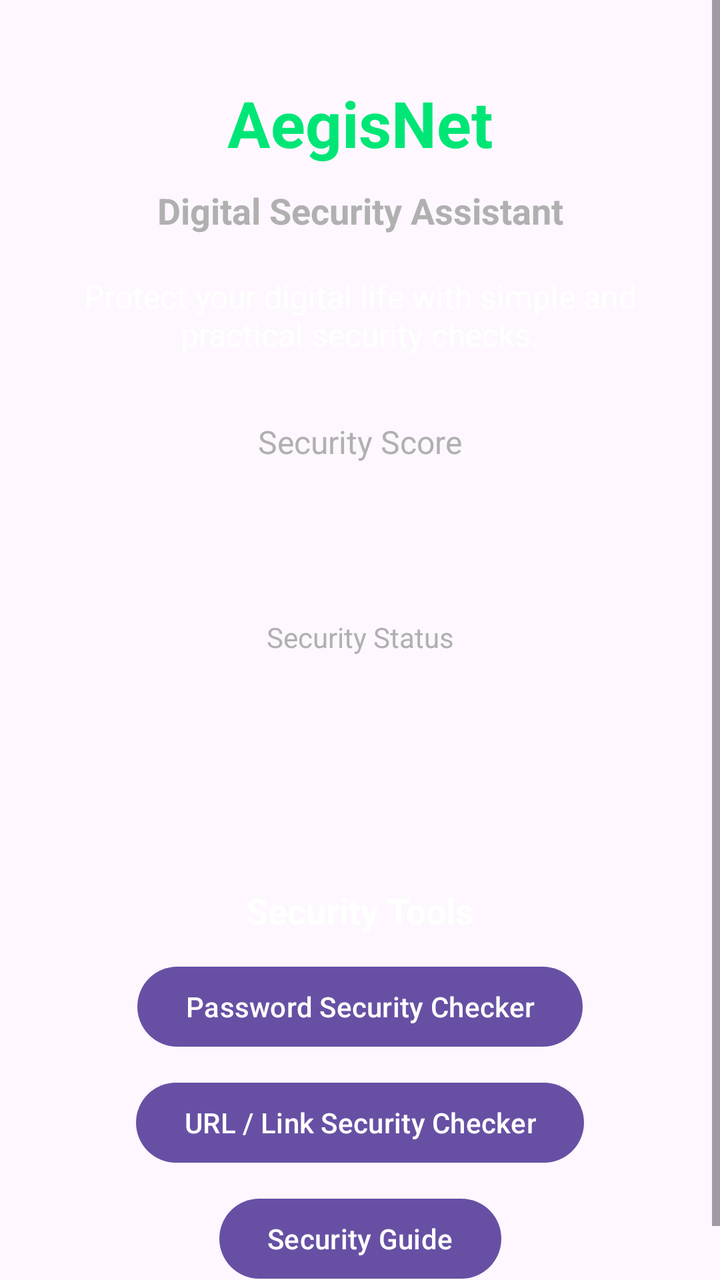
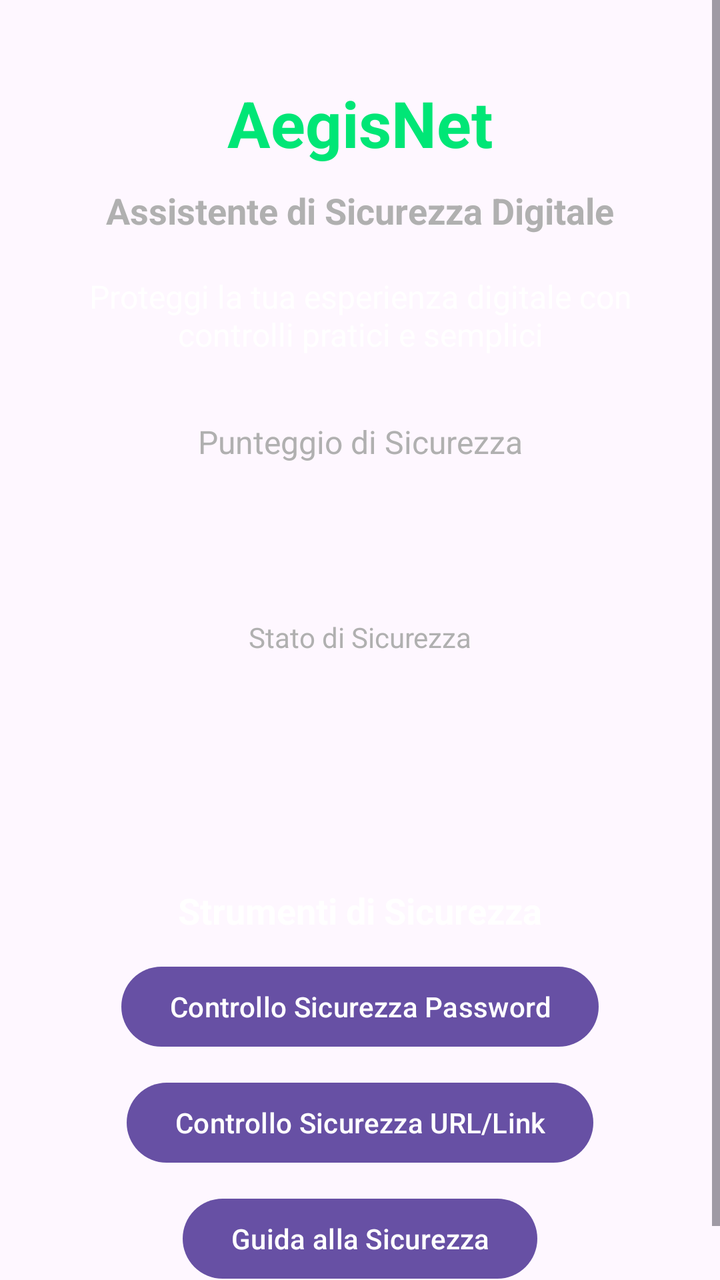

Screens rendered from an Android XML layout before and after an edit, with the pre-edit source and the edit as a unified diff.
<!-- AndroidManifest.xml: application theme Theme.AegisNet -->
<!-- res/layout/main_activity_layout.xml -->
<?xml version="1.0" encoding="utf-8"?>
<ScrollView
    xmlns:android="http://schemas.android.com/apk/res/android"
    xmlns:app="http://schemas.android.com/apk/res-auto"
    xmlns:tools="http://schemas.android.com/tools"
    android:layout_width="match_parent"
    android:layout_height="match_parent"
    android:fillViewport="true">

    <androidx.constraintlayout.widget.ConstraintLayout
        android:layout_width="match_parent"
        android:layout_height="wrap_content"
        android:padding="25dp">

        <TextView
            android:id="@+id/tvAppTitle"
            android:layout_width="wrap_content"
            android:layout_height="wrap_content"
            android:text="@string/app_name"
            android:textColor="@color/aegis_green"
            android:textSize="32sp"
            android:textStyle="bold"
            app:layout_constraintEnd_toEndOf="parent"
            app:layout_constraintStart_toStartOf="parent"
            app:layout_constraintTop_toTopOf="parent"
            android:layout_marginTop="15dp" />

        <TextView
            android:id="@+id/tvSubtitle"
            android:layout_width="wrap_content"
            android:layout_height="wrap_content"
            android:text="@string/main_subtitle"
            android:textColor="@color/aegis_gray"
            android:textSize="18sp"
            android:textStyle="bold"
            app:layout_constraintEnd_toEndOf="parent"
            app:layout_constraintStart_toStartOf="parent"
            app:layout_constraintTop_toBottomOf="@id/tvAppTitle"
            android:layout_marginTop="10dp" />

        <TextView
            android:id="@+id/tvDescription"
            android:layout_width="0dp"
            android:layout_height="wrap_content"
            android:gravity="center"
            android:text="@string/main_description"
            android:textColor="@color/aegis_white"
            android:textSize="16sp"
            app:layout_constraintEnd_toEndOf="parent"
            app:layout_constraintStart_toStartOf="parent"
            app:layout_constraintTop_toBottomOf="@id/tvSubtitle"
            android:layout_marginTop="20dp" />

        <TextView
            android:id="@+id/tvScoreLabel"
            android:layout_width="wrap_content"
            android:layout_height="wrap_content"
            android:text="@string/security_score_label"
            android:textColor="@color/aegis_gray"
            android:textSize="16sp"
            app:layout_constraintEnd_toEndOf="parent"
            app:layout_constraintStart_toStartOf="parent"
            app:layout_constraintTop_toBottomOf="@id/tvDescription"
            android:layout_marginTop="32dp" />

        <TextView
            android:id="@+id/tvSecurityScore"
            android:layout_width="wrap_content"
            android:layout_height="wrap_content"
            android:textColor="@color/aegis_green"
            android:textSize="52sp"
            android:textStyle="bold"
            app:layout_constraintEnd_toEndOf="parent"
            app:layout_constraintStart_toStartOf="parent"
            app:layout_constraintTop_toBottomOf="@id/tvScoreLabel"
            android:layout_marginTop="4dp" />

        <TextView
            android:id="@+id/tvStatusLabel"
            android:layout_width="wrap_content"
            android:layout_height="wrap_content"
            android:text="@string/security_status_label"
            android:textColor="@color/aegis_gray"
            android:textSize="14sp"
            app:layout_constraintEnd_toEndOf="parent"
            app:layout_constraintStart_toStartOf="parent"
            app:layout_constraintTop_toBottomOf="@id/tvSecurityScore"
            android:layout_marginTop="4dp" />

        <TextView
            android:id="@+id/tvSecurityStatus"
            android:layout_width="wrap_content"
            android:layout_height="wrap_content"
            android:textColor="@color/aegis_green_light"
            android:textSize="20sp"
            android:textStyle="bold"
            app:layout_constraintEnd_toEndOf="parent"
            app:layout_constraintStart_toStartOf="parent"
            app:layout_constraintTop_toBottomOf="@id/tvStatusLabel"
            android:layout_marginTop="4dp" />

        <LinearLayout
            android:id="@+id/layoutChecksSummary"
            android:layout_width="0dp"
            android:layout_height="wrap_content"
            android:orientation="horizontal"
            android:gravity="center"
            android:weightSum="2"
            app:layout_constraintEnd_toEndOf="parent"
            app:layout_constraintStart_toStartOf="parent"
            app:layout_constraintTop_toBottomOf="@id/tvSecurityStatus"
            android:layout_marginTop="24dp">

            <TextView
                android:id="@+id/tvPassedChecks"
                android:layout_width="0dp"
                android:layout_height="wrap_content"
                android:layout_weight="1"
                android:gravity="center"
                android:textColor="@color/aegis_white"
                android:textSize="15sp" />

            <TextView
                android:id="@+id/tvWarnings"
                android:layout_width="0dp"
                android:layout_height="wrap_content"
                android:layout_weight="1"
                android:gravity="center"
                android:textColor="@color/aegis_gray"
                android:textSize="15sp" />

        </LinearLayout>

        <TextView
            android:id="@+id/tvToolsTitle"
            android:layout_width="wrap_content"
            android:layout_height="wrap_content"
            android:text="@string/security_tools_title"
            android:textColor="@color/aegis_white"
            android:textSize="18sp"
            android:textStyle="bold"
            app:layout_constraintEnd_toEndOf="parent"
            app:layout_constraintStart_toStartOf="parent"
            tools:layout_editor_absoluteY="541dp"
            app:layout_constraintTop_toBottomOf="@id/tvStatusLabel"
            android:layout_marginTop="115dp"/>

            <Button
                android:id="@+id/btnPasswordChecker"
                android:layout_width="wrap_content"
                android:layout_height="wrap_content"
                android:layout_marginTop="12dp"
                android:text="@string/password_checker"
                app:layout_constraintEnd_toEndOf="parent"
                app:layout_constraintStart_toStartOf="parent"
                app:layout_constraintTop_toBottomOf="@id/tvToolsTitle"  />

            <Button
                android:id="@+id/btnUrlChecker"
                android:layout_width="wrap_content"
                android:layout_height="wrap_content"
                android:text="@string/url_checker"
                app:layout_constraintEnd_toEndOf="parent"
                app:layout_constraintStart_toStartOf="parent"
                app:layout_constraintTop_toBottomOf="@id/btnPasswordChecker"
                android:layout_marginTop="10dp" />

        <Button
            android:id="@+id/btnSecurityGuide"
            android:layout_width="wrap_content"
            android:layout_height="wrap_content"
            android:text="@string/security_guide"
            app:layout_constraintEnd_toEndOf="parent"
            app:layout_constraintStart_toStartOf="parent"
            app:layout_constraintTop_toBottomOf="@id/btnUrlChecker"
            android:layout_marginTop="10dp"
            android:layout_marginBottom="32dp"/>

    </androidx.constraintlayout.widget.ConstraintLayout>

</ScrollView>
<!-- resources referenced by this layout -->
<resources>
  <color name="aegis_gray">#B0B0B0</color>
  <color name="aegis_green">#00E676</color>
  <color name="aegis_green_light">#69F0AE</color>
  <color name="aegis_white">#FFFFFF</color>
  <string name="app_name">AegisNet</string>
  <string name="main_description">
          Protect your digital life with simple and practical security checks.
      </string>
  <string name="main_subtitle">
          Digital Security Assistant
      </string>
  <string name="password_checker">
          Password Security Checker
      </string>
  <string name="security_guide">
          Security Guide
      </string>
  <string name="security_score_label">
          Security Score</string>
  <string name="security_status_label">
          Security Status
      </string>
  <string name="security_tools_title">
          Security Tools
      </string>
  <string name="url_checker">
          URL / Link Security Checker
      </string>
  <style name="Theme.AegisNet" parent="Base.Theme.AegisNet" />
  <style name="Base.Theme.AegisNet" parent="Theme.Material3.DayNight.NoActionBar">
          
          
      </style>
</resources>

<!-- the commit's change to res/layout/main_activity_layout.xml (unified diff, before → after) -->
@@ -2,7 +2,6 @@
 <ScrollView
     xmlns:android="http://schemas.android.com/apk/res/android"
     xmlns:app="http://schemas.android.com/apk/res-auto"
-    xmlns:tools="http://schemas.android.com/tools"
     android:layout_width="match_parent"
     android:layout_height="match_parent"
     android:fillViewport="true">
@@ -29,39 +28,39 @@
             android:id="@+id/tvSubtitle"
             android:layout_width="wrap_content"
             android:layout_height="wrap_content"
-            android:text="@string/main_subtitle"
+            android:layout_marginTop="10dp"
+            android:text="@string/sottotitolo_principale_testo"
             android:textColor="@color/aegis_gray"
             android:textSize="18sp"
             android:textStyle="bold"
             app:layout_constraintEnd_toEndOf="parent"
             app:layout_constraintStart_toStartOf="parent"
-            app:layout_constraintTop_toBottomOf="@id/tvAppTitle"
-            android:layout_marginTop="10dp" />
+            app:layout_constraintTop_toBottomOf="@id/tvAppTitle" />
 
         <TextView
             android:id="@+id/tvDescription"
             android:layout_width="0dp"
             android:layout_height="wrap_content"
+            android:layout_marginTop="20dp"
             android:gravity="center"
-            android:text="@string/main_description"
+            android:text="@string/descrizione_app_testo"
             android:textColor="@color/aegis_white"
             android:textSize="16sp"
             app:layout_constraintEnd_toEndOf="parent"
             app:layout_constraintStart_toStartOf="parent"
-            app:layout_constraintTop_toBottomOf="@id/tvSubtitle"
-            android:layout_marginTop="20dp" />
+            app:layout_constraintTop_toBottomOf="@id/tvSubtitle" />
 
         <TextView
             android:id="@+id/tvScoreLabel"
             android:layout_width="wrap_content"
             android:layout_height="wrap_content"
-            android:text="@string/security_score_label"
+            android:layout_marginTop="32dp"
+            android:text="@string/punteggio_sicurezza_text"
             android:textColor="@color/aegis_gray"
             android:textSize="16sp"
             app:layout_constraintEnd_toEndOf="parent"
             app:layout_constraintStart_toStartOf="parent"
-            app:layout_constraintTop_toBottomOf="@id/tvDescription"
-            android:layout_marginTop="32dp" />
+            app:layout_constraintTop_toBottomOf="@id/tvDescription" />
 
         <TextView
             android:id="@+id/tvSecurityScore"
@@ -79,13 +78,13 @@
             android:id="@+id/tvStatusLabel"
             android:layout_width="wrap_content"
             android:layout_height="wrap_content"
-            android:text="@string/security_status_label"
+            android:layout_marginTop="4dp"
+            android:text="@string/stato_sicurezza"
             android:textColor="@color/aegis_gray"
             android:textSize="14sp"
             app:layout_constraintEnd_toEndOf="parent"
             app:layout_constraintStart_toStartOf="parent"
-            app:layout_constraintTop_toBottomOf="@id/tvSecurityScore"
-            android:layout_marginTop="4dp" />
+            app:layout_constraintTop_toBottomOf="@id/tvSecurityScore" />
 
         <TextView
             android:id="@+id/tvSecurityStatus"
@@ -135,15 +134,14 @@
             android:id="@+id/tvToolsTitle"
             android:layout_width="wrap_content"
             android:layout_height="wrap_content"
-            android:text="@string/security_tools_title"
+            android:layout_marginTop="115dp"
+            android:text="@string/strumenti_sicurezza_AegisNet_text"
             android:textColor="@color/aegis_white"
             android:textSize="18sp"
             android:textStyle="bold"
             app:layout_constraintEnd_toEndOf="parent"
             app:layout_constraintStart_toStartOf="parent"
-            tools:layout_editor_absoluteY="541dp"
-            app:layout_constraintTop_toBottomOf="@id/tvStatusLabel"
-            android:layout_marginTop="115dp"/>
+            app:layout_constraintTop_toBottomOf="@id/tvStatusLabel" />
 
             <Button
                 android:id="@+id/btnPasswordChecker"
@@ -169,7 +167,7 @@
             android:id="@+id/btnSecurityGuide"
             android:layout_width="wrap_content"
             android:layout_height="wrap_content"
-            android:text="@string/security_guide"
+            android:text="@string/guida_sicurezza_text"
             app:layout_constraintEnd_toEndOf="parent"
             app:layout_constraintStart_toStartOf="parent"
             app:layout_constraintTop_toBottomOf="@id/btnUrlChecker"
<!-- resource entries referenced after the edit -->
@@ -5,29 +5,14 @@
   <color name="aegis_green_light">#69F0AE</color>
   <color name="aegis_white">#FFFFFF</color>
   <string name="app_name">AegisNet</string>
-  <string name="main_description">
-          Protect your digital life with simple and practical security checks.
-      </string>
-  <string name="main_subtitle">
-          Digital Security Assistant
-      </string>
-  <string name="password_checker">
-          Password Security Checker
-      </string>
-  <string name="security_guide">
-          Security Guide
-      </string>
-  <string name="security_score_label">
-          Security Score</string>
-  <string name="security_status_label">
-          Security Status
-      </string>
-  <string name="security_tools_title">
-          Security Tools
-      </string>
-  <string name="url_checker">
-          URL / Link Security Checker
-      </string>
+  <string name="descrizione_app_testo">Proteggi la tua esperienza digitale con controlli pratici e semplici</string>
+  <string name="guida_sicurezza_text">Guida alla Sicurezza</string>
+  <string name="password_checker">Controllo Sicurezza Password</string>
+  <string name="punteggio_sicurezza_text">Punteggio di Sicurezza</string>
+  <string name="sottotitolo_principale_testo">Assistente di Sicurezza Digitale</string>
+  <string name="stato_sicurezza">Stato di Sicurezza</string>
+  <string name="strumenti_sicurezza_AegisNet_text">Strumenti di Sicurezza</string>
+  <string name="url_checker">Controllo Sicurezza URL/Link</string>
   <style name="Theme.AegisNet" parent="Base.Theme.AegisNet" />
   <style name="Base.Theme.AegisNet" parent="Theme.Material3.DayNight.NoActionBar">
           
